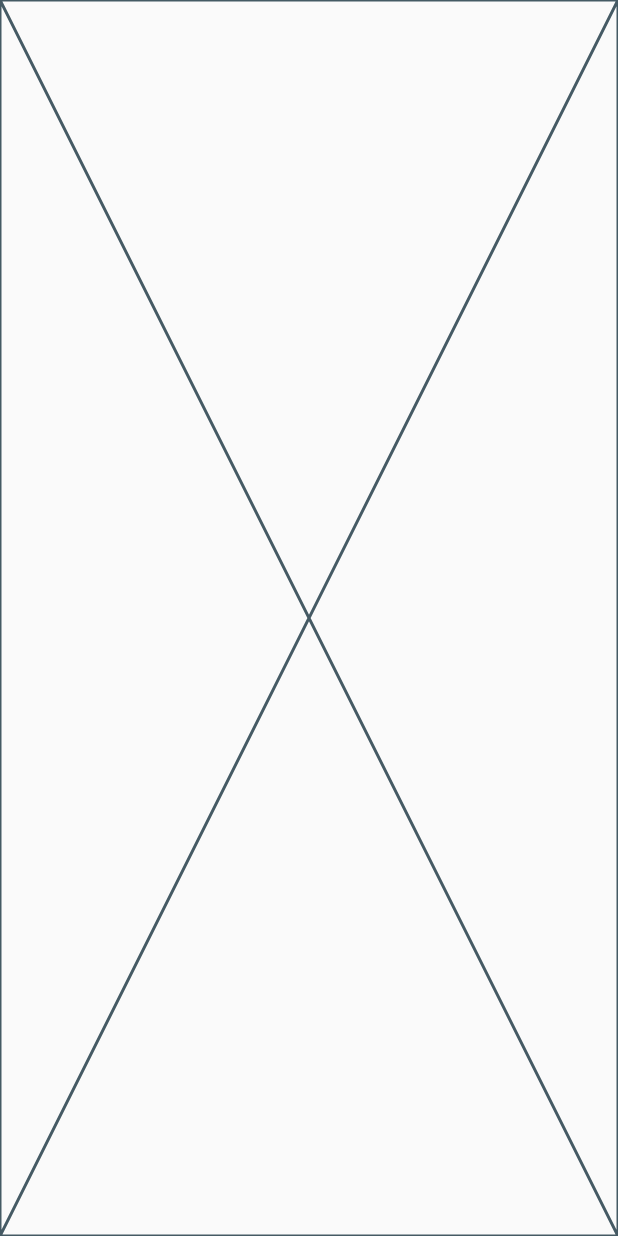
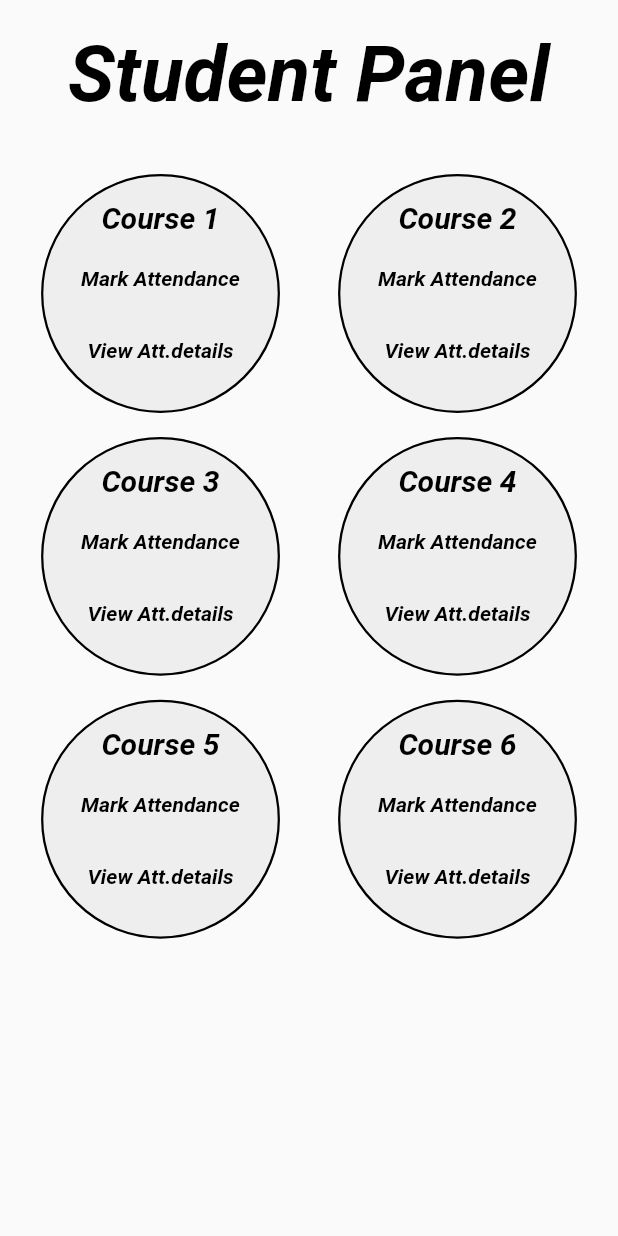
Before and after one commit to MegaJoon/flutter_on_december, a Flutter app: the screen it shows after launch, on a phone screen of 412 x 824 dp. Run offline on Flutter 3.47's test engine with Material 2 defaults, Android fonts, the phone set to English and light mode, and no system bars; our stand-ins replace dots_indicator, font_awesome_flutter.

Commit message:
student panel ui
student panel ui

```diff
--- a/lib/1207/courses_ui.dart
+++ b/lib/1207/courses_ui.dart
@@ -8,10 +8,119 @@ class CoursesUI extends StatefulWidget {
 }
 
 class _CoursesUIState extends State<CoursesUI> {
+  // title string
+  String title = "Student Panel";
+
+  // padding
+  double padding = 16.0;
+
   @override
   Widget build(BuildContext context) {
     return Scaffold(
-      body: Placeholder(),
+      // keep statusbar height
+      body: SafeArea(
+          top: true,
+          left: true,
+          right: true,
+          child: Column(
+            children: <Widget>[
+              // top container : title
+              Container(
+                height: 100.0,
+                child: Center(
+                  child: Text(title,
+                    style: TextStyle(
+                      fontSize: 52.0, color: Colors.black,
+                      fontWeight: FontWeight.bold,
+                      fontStyle: FontStyle.italic,
+                    ),
+                  ),
+                ),
+              ),
+
+              Flexible(
+                // all other size
+                fit: FlexFit.tight,
+                child: Container(
+                  padding: EdgeInsets.only(left: padding, right: padding, bottom: padding),
+                  child: GridView.count(
+                    padding: EdgeInsets.only(top: padding),
+                    shrinkWrap: true,
+                    // row count
+                      crossAxisCount: 2,
+                    childAspectRatio: 1.2 / 1.05,
+                    crossAxisSpacing: padding, // spacing between container and container in row
+                    mainAxisSpacing: padding,  // spacing between container and container in column
+                    children: List.generate(6, (index){
+                      return Container(
+                        padding: EdgeInsets.all(padding),
+                        decoration: BoxDecoration(
+                          // shape : circle
+                          shape: BoxShape.circle,
+                          color: Colors.grey[200],
+                          // border lineStyle
+                          border: Border.all(color: Colors.black, width: 1.5),
+                        ),
+                        child: Column(
+                          crossAxisAlignment: CrossAxisAlignment.center,
+                          children: <Widget>[
+                            // course {index +1}
+                            Text("Course ${(index +1).toString()}",
+                              style: TextStyle(
+                                fontSize: 20.0, color: Colors.black, fontWeight: FontWeight.w600,
+                                fontStyle: FontStyle.italic,
+                              ),
+                            ),
+
+                            Spacer(),
+
+                            // mark attendance
+                            MaterialButton(
+                              onPressed: (){
+                                print("on clicked : ${index.toString()} mark attendance");
+                              },
+                              child: Text("Mark Attendance",
+                                style: TextStyle(
+                                  fontSize: 14.0, color: Colors.black, fontWeight: FontWeight.w600,
+                                  fontStyle: FontStyle.italic,
+                                ),
+                              ),
+                            ),
+
+                            // view att.details
+                            MaterialButton(
+                              onPressed: (){
+                                print("on clicked : ${index.toString()} View Att.details");
+                              },
+                              child: Text("View Att.details",
+                                style: TextStyle(
+                                  fontSize: 14.0, color: Colors.black, fontWeight: FontWeight.w600,
+                                  fontStyle: FontStyle.italic,
+                                ),
+                              ),
+                            ),
+                          ],
+                        ),
+                      );
+
+
+//                    return Container(
+//                      color: Colors.teal,
+//                      child: Center(
+//                        child: Text(index.toString(),
+//                          style: TextStyle(
+//                            fontSize: 40.0, color: Colors.black, fontWeight: FontWeight.bold,
+//                          ),
+//                        ),
+//                      ),
+//                    );
+                    }),
+                  ),
+                ),
+              ),
+            ],
+          ),
+      ),
     );
   }
 }
```
